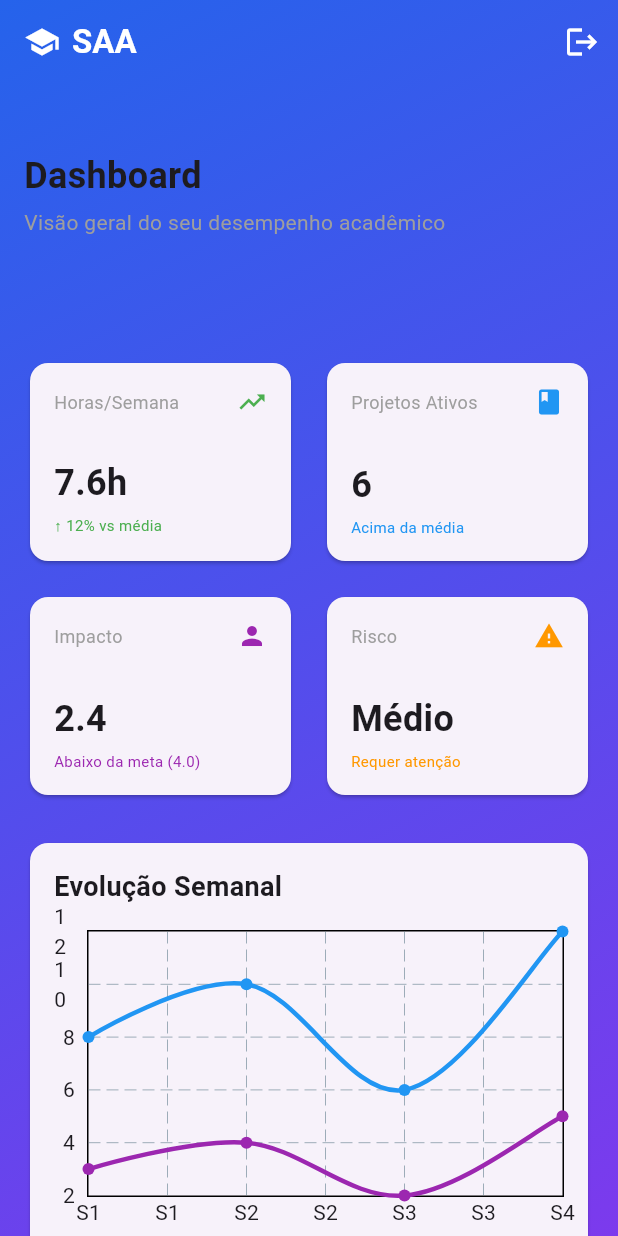
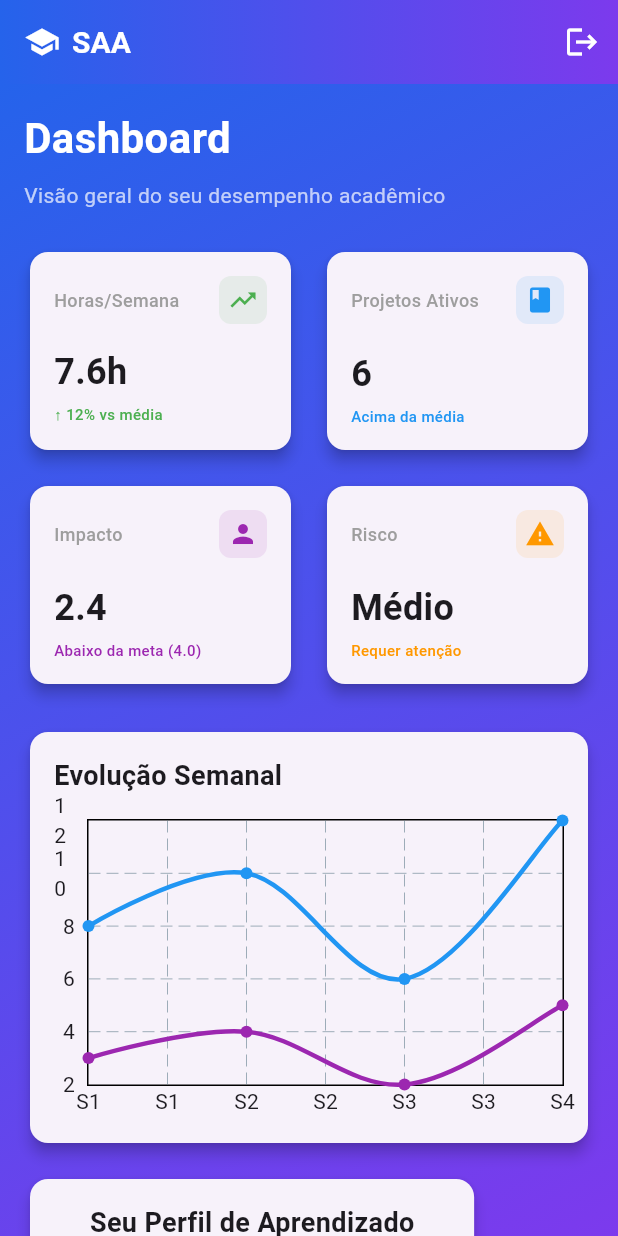
Before and after one commit to brenobss/saa, a Flutter app: the DashboardScreen screen opened directly with empty values, on a phone screen of 412 x 824 dp. Run offline on Flutter 3.47's test engine with Material 3 defaults, Android fonts, the phone set to English and light mode, and no system bars; drawn by our look-alikes of fl_chart.

Commit message:
Improve dashboard UI: fix text colors, enhance AppBar, and refine card styling

```diff
--- a/lib/dashboard_screen.dart
+++ b/lib/dashboard_screen.dart
@@ -9,10 +9,18 @@ class DashboardScreen extends StatelessWidget {
   @override
   Widget build(BuildContext context) {
     return Scaffold(
-      extendBodyBehindAppBar: true,
       appBar: AppBar(
         elevation: 0,
         backgroundColor: Colors.transparent,
+        flexibleSpace: Container(
+          decoration: const BoxDecoration(
+            gradient: LinearGradient(
+              begin: Alignment.topLeft,
+              end: Alignment.topRight,
+              colors: [Color(0xFF2563EB), Color(0xFF7C3AED)],
+            ),
+          ),
+        ),
         title: const Row(
           children: [
             Icon(Icons.school, color: Colors.white),
@@ -22,6 +30,7 @@ class DashboardScreen extends StatelessWidget {
               style: TextStyle(
                 color: Colors.white,
                 fontWeight: FontWeight.bold,
+                fontSize: 20,
               ),
             ),
           ],
@@ -30,6 +39,7 @@ class DashboardScreen extends StatelessWidget {
           IconButton(
             icon: const Icon(Icons.logout, color: Colors.white),
             onPressed: () => Navigator.pop(context),
+            tooltip: 'Sair',
           ),
         ],
       ),
@@ -42,19 +52,26 @@ class DashboardScreen extends StatelessWidget {
           ),
         ),
         child: SingleChildScrollView(
-          padding: const EdgeInsets.fromLTRB(16, 100, 16, 32),
+          padding: const EdgeInsets.fromLTRB(16, 16, 16, 32),
           child: Column(
             crossAxisAlignment: CrossAxisAlignment.start,
             children: [
               // Título
               const Text(
                 'Dashboard',
-                style: TextStyle(fontSize: 24, fontWeight: FontWeight.bold),
+                style: TextStyle(
+                  fontSize: 28,
+                  fontWeight: FontWeight.bold,
+                  color: Colors.white,
+                ),
               ),
-              const SizedBox(height: 4),
+              const SizedBox(height: 8),
               const Text(
                 'Visão geral do seu desempenho acadêmico',
-                style: TextStyle(color: Colors.grey),
+                style: TextStyle(
+                  color: Colors.white70,
+                  fontSize: 14,
+                ),
               ),
               const SizedBox(height: 24),
 
@@ -101,6 +118,10 @@ class DashboardScreen extends StatelessWidget {
 
               // Gráfico de Evolução
               Card(
+                elevation: 4,
+                shape: RoundedRectangleBorder(
+                  borderRadius: BorderRadius.circular(12),
+                ),
                 child: Padding(
                   padding: const EdgeInsets.all(16.0),
                   child: Column(
@@ -176,6 +197,10 @@ class DashboardScreen extends StatelessWidget {
 
               // Perfil
               Card(
+                elevation: 4,
+                shape: RoundedRectangleBorder(
+                  borderRadius: BorderRadius.circular(12),
+                ),
                 child: Padding(
                   padding: const EdgeInsets.all(16.0),
                   child: Column(
@@ -225,25 +250,43 @@ class DashboardScreen extends StatelessWidget {
 
               // Alertas
               Card(
+                elevation: 4,
                 color: Colors.orange[50],
+                shape: RoundedRectangleBorder(
+                  borderRadius: BorderRadius.circular(12),
+                  side: BorderSide(color: Colors.orange.shade200, width: 1),
+                ),
                 child: Padding(
                   padding: const EdgeInsets.all(16.0),
                   child: Row(
                     children: [
-                      const Icon(Icons.warning, color: Colors.orange),
+                      Container(
+                        padding: const EdgeInsets.all(8),
+                        decoration: BoxDecoration(
+                          color: Colors.orange.shade100,
+                          borderRadius: BorderRadius.circular(8),
+                        ),
+                        child: const Icon(Icons.warning, color: Colors.orange),
+                      ),
                       const SizedBox(width: 12),
                       Expanded(
                         child: Column(
                           crossAxisAlignment: CrossAxisAlignment.start,
-                          children: const [
+                          children: [
                             Text(
                               'Alerta: Baixo Impacto',
-                              style: TextStyle(fontWeight: FontWeight.bold),
+                              style: TextStyle(
+                                fontWeight: FontWeight.bold,
+                                color: Colors.orange.shade900,
+                              ),
                             ),
-                            SizedBox(height: 4),
+                            const SizedBox(height: 4),
                             Text(
                               'Seu impacto percebido está 40% abaixo da meta.',
-                              style: TextStyle(fontSize: 12),
+                              style: TextStyle(
+                                fontSize: 12,
+                                color: Colors.orange.shade800,
+                              ),
                             ),
                           ],
                         ),
@@ -271,6 +314,10 @@ class DashboardScreen extends StatelessWidget {
                       label: const Text('Simulador'),
                       style: ElevatedButton.styleFrom(
                         padding: const EdgeInsets.symmetric(vertical: 16),
+                        shape: RoundedRectangleBorder(
+                          borderRadius: BorderRadius.circular(12),
+                        ),
+                        elevation: 2,
                       ),
                     ),
                   ),
@@ -289,6 +336,10 @@ class DashboardScreen extends StatelessWidget {
                       label: const Text('Relatórios'),
                       style: ElevatedButton.styleFrom(
                         padding: const EdgeInsets.symmetric(vertical: 16),
+                        shape: RoundedRectangleBorder(
+                          borderRadius: BorderRadius.circular(12),
+                        ),
+                        elevation: 2,
                       ),
                     ),
                   ),
@@ -309,6 +360,10 @@ class DashboardScreen extends StatelessWidget {
     Color color,
   ) {
     return Card(
+      elevation: 4,
+      shape: RoundedRectangleBorder(
+        borderRadius: BorderRadius.circular(12),
+      ),
       child: Padding(
         padding: const EdgeInsets.all(16.0),
         child: Column(
@@ -319,18 +374,39 @@ class DashboardScreen extends StatelessWidget {
               children: [
                 Text(
                   title,
-                  style: const TextStyle(fontSize: 12, color: Colors.grey),
+                  style: const TextStyle(
+                    fontSize: 12,
+                    color: Colors.grey,
+                    fontWeight: FontWeight.w500,
+                  ),
                 ),
-                Icon(icon, color: color, size: 20),
+                Container(
+                  padding: const EdgeInsets.all(6),
+                  decoration: BoxDecoration(
+                    color: color.withOpacity(0.1),
+                    borderRadius: BorderRadius.circular(8),
+                  ),
+                  child: Icon(icon, color: color, size: 20),
+                ),
               ],
             ),
             const Spacer(),
             Text(
               value,
-              style: const TextStyle(fontSize: 24, fontWeight: FontWeight.bold),
+              style: const TextStyle(
+                fontSize: 24,
+                fontWeight: FontWeight.bold,
+              ),
             ),
             const SizedBox(height: 4),
-            Text(subtitle, style: TextStyle(fontSize: 10, color: color)),
+            Text(
+              subtitle,
+              style: TextStyle(
+                fontSize: 10,
+                color: color,
+                fontWeight: FontWeight.w500,
+              ),
+            ),
           ],
         ),
       ),
```
